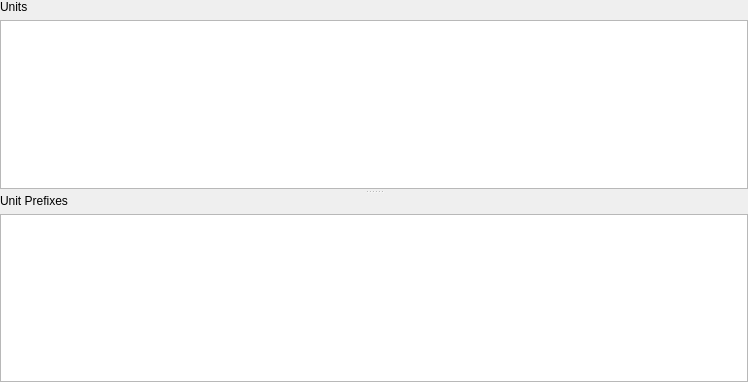
Old version of the form som_gui/module/units/qt/UnitSettings.ui in the repository c-mellueh/SOM-Toolkit.
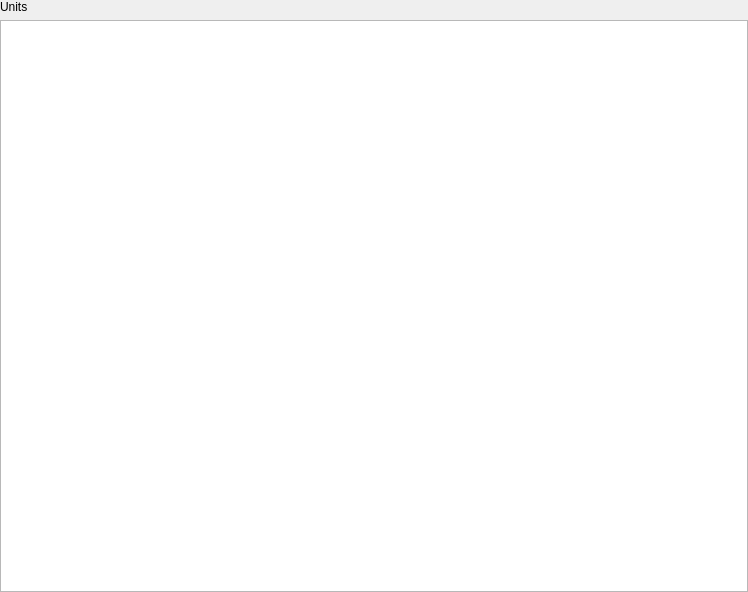
New version of the form.

Commit message: add Improve Unit Settings widget

```diff
--- a/som_gui/module/units/qt/UnitSettings.ui
+++ b/som_gui/module/units/qt/UnitSettings.ui
@@ -7,7 +7,7 @@
     <x>0</x>
     <y>0</y>
     <width>748</width>
-    <height>382</height>
+    <height>592</height>
    </rect>
   </property>
   <property name="windowTitle">
@@ -52,35 +52,17 @@
      <property name="handleWidth">
       <number>5</number>
      </property>
-     <widget class="QWidget" name="verticalLayoutWidget_2">
-      <layout class="QVBoxLayout" name="verticalLayout_2">
-       <item>
-        <widget class="QLabel" name="label_3">
-         <property name="text">
-          <string>Units</string>
-         </property>
-        </widget>
-       </item>
-       <item>
-        <widget class="QListWidget" name="list_units"/>
-       </item>
-      </layout>
-     </widget>
      <widget class="QWidget" name="verticalLayoutWidget">
       <layout class="QVBoxLayout" name="verticalLayout">
        <item>
         <widget class="QLabel" name="label_2">
          <property name="text">
-          <string>Unit Prefixes</string>
+          <string>Units</string>
          </property>
         </widget>
        </item>
        <item>
-        <widget class="QListWidget" name="list_prefixes">
-         <property name="frameShadow">
-          <enum>QFrame::Shadow::Raised</enum>
-         </property>
-        </widget>
+        <widget class="QTreeView" name="unit_tree"/>
        </item>
       </layout>
      </widget>
```
Left out of the diff: 2 changed lines with no effect on the pictures. The commit also changes 5 other files.
